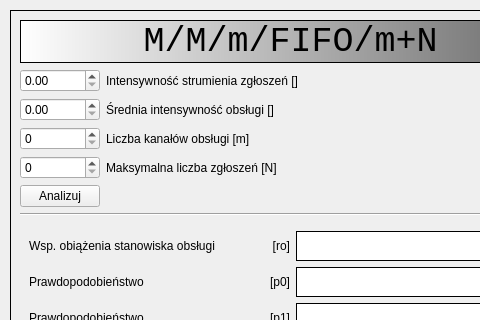
Before: the Qt Designer form mainwindow.ui in Kamilr616/ans-queue-algorithm, drawn with Qt 5; both pictures show x 0 to 480 and y 0 to 320 of the 581 by 658 pixel window.
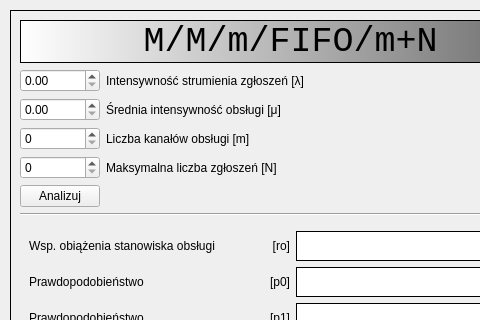
After: the same form once the commit is applied.

The edit to the form file:
```diff
--- a/mainwindow.ui
+++ b/mainwindow.ui
@@ -14,7 +14,7 @@
    <string>MainWindow</string>
   </property>
   <widget class="QWidget" name="centralwidget">
-   <widget class="QFrame" name="">
+   <widget class="QFrame" name="frame">
     <property name="geometry">
      <rect>
       <x>10</x>
@@ -35,7 +35,7 @@
        <item row="0" column="1">
         <widget class="QLabel" name="label_1">
          <property name="text">
-          <string>Intensywność strumienia zgłoszeń []</string>
+          <string>Intensywność strumienia zgłoszeń [λ]</string>
          </property>
         </widget>
        </item>
@@ -115,7 +115,7 @@
        <item row="1" column="1">
         <widget class="QLabel" name="label_2">
          <property name="text">
-          <string>Średnia intensywność obsługi []</string>
+          <string>Średnia intensywność obsługi [μ]</string>
          </property>
         </widget>
        </item>
@@ -172,7 +172,7 @@
       </widget>
      </item>
      <item row="3" column="0">
-      <widget class="QFrame" name="">
+      <widget class="QFrame" name="frame">
        <layout class="QGridLayout" name="gridLayout_2">
         <item row="0" column="0">
          <widget class="QLabel" name="outputLabel_1">
```
Left out of the diff: 8 changed lines with no effect on the pictures.
